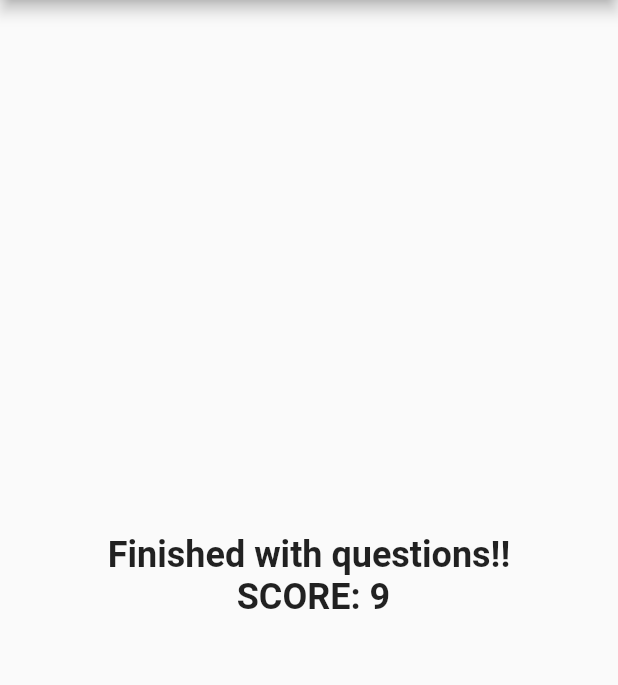
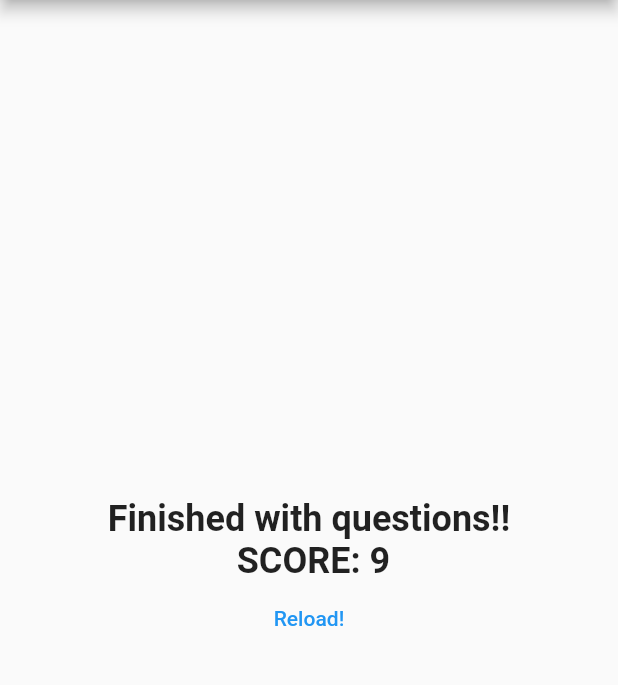
Before and after one commit to chitrank2050/QnA-App, a Flutter app: the screen it shows after launch, after a tap on "Black", after a tap on "Rabbit", after a tap on "Jin", on a phone screen of 412 x 824 dp, the part 84-769 px from its top. Run offline on Flutter 3.47's test engine with Material 2 defaults, Android fonts, the phone set to English and light mode, and no system bars.

Commit message:
Added Reload view button

```diff
--- a/lib/main.dart
+++ b/lib/main.dart
@@ -66,6 +66,12 @@ class __MyHomePageState extends State<_MyHomePage> {
     });
   }
 
+  void _resetQuestions() {
+    setState(() {
+      _totalScore = _questionIndex = 0;
+    });
+  }
+
   @override
   Widget build(BuildContext ctx) {
     return Scaffold(
@@ -79,7 +85,7 @@ class __MyHomePageState extends State<_MyHomePage> {
               index: _questionIndex,
               questions: _questions,
             )
-          : Result(_totalScore),
+          : Result(_totalScore, _resetQuestions),
     );
   }
 }
--- a/lib/result.dart
+++ b/lib/result.dart
@@ -2,17 +2,21 @@ import 'package:flutter/material.dart';
 
 class Result extends StatelessWidget {
   final int score;
+  final Function reset;
 
   String get resultPhrase {
     return 'Finished with questions!! \n SCORE: $score';
   }
 
-  Result(this.score);
+  Result(this.score, this.reset);
 
   @override
   Widget build(BuildContext context) {
     return Center(
-      child: Text(
+      child: Column(
+        mainAxisAlignment: MainAxisAlignment.center,
+        children: <Widget>[
+          Text(
             resultPhrase,
             textAlign: TextAlign.center,
             style: TextStyle(
@@ -20,6 +24,13 @@ class Result extends StatelessWidget {
               fontWeight: FontWeight.bold,
             ),
           ),
+          FlatButton(
+            child: Text('Reload!'),
+            textColor: Colors.blue,
+            onPressed: reset,
+          )
+        ],
+      ),
     );
   }
 }
```
Lines whose indentation alone changed are shown as unchanged.
